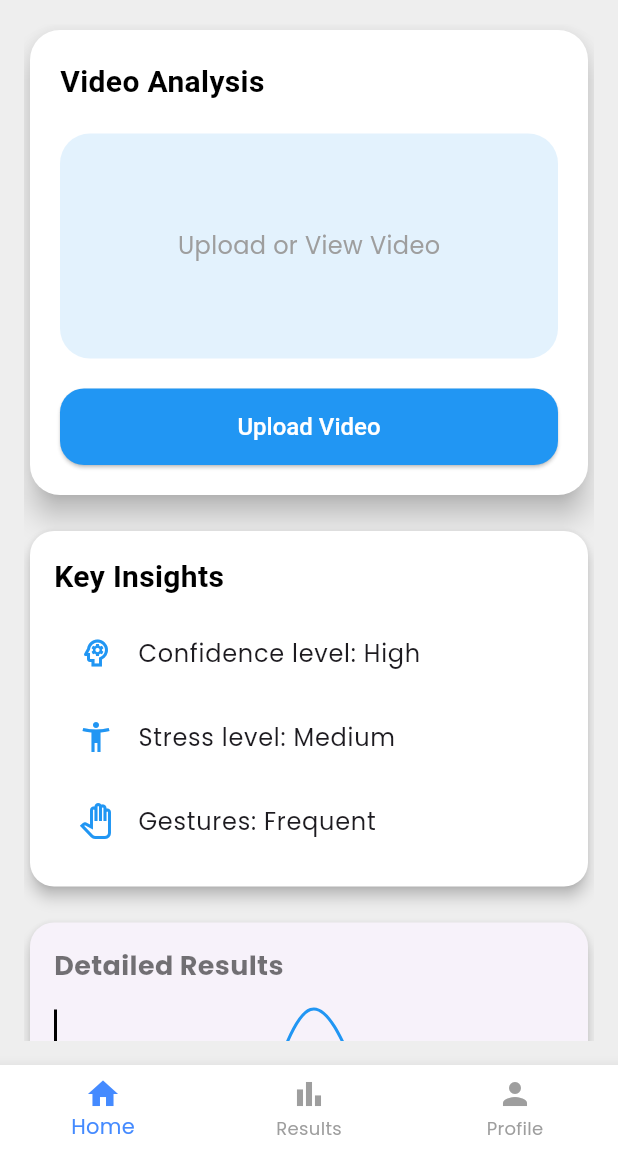
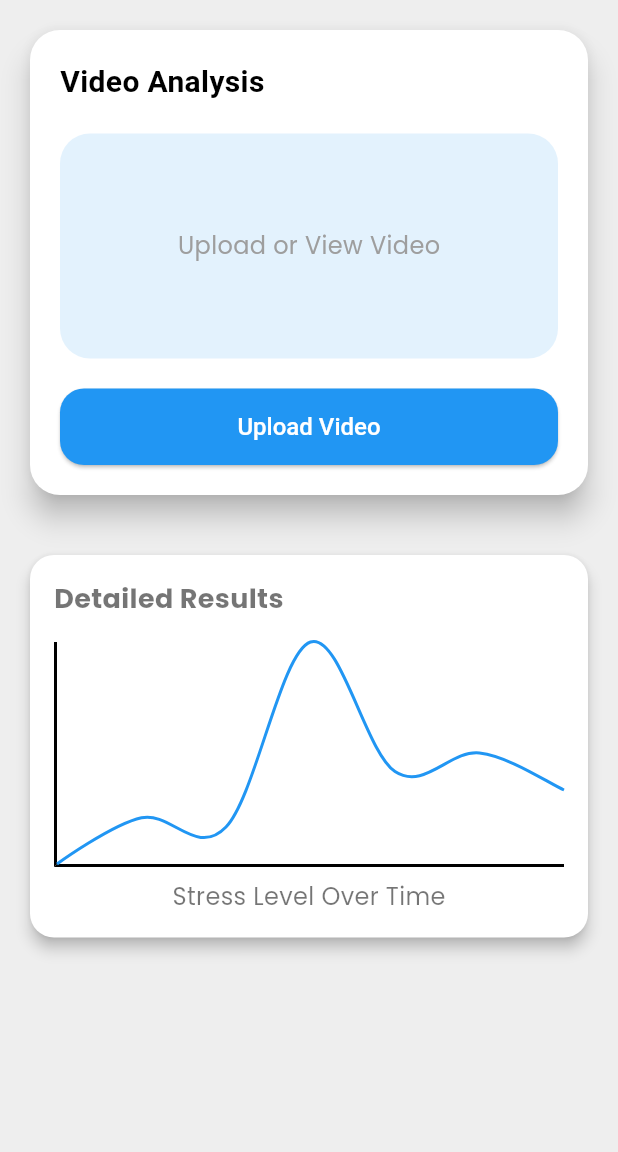
Before and after one commit to sevketugurel/Presentify, a Flutter app: the screen it shows after launch, on a phone screen of 412 x 824 dp, the part 84-1236 px from its top. Run offline on Flutter 3.47's test engine with Material 3 defaults, Android fonts, the phone set to English and light mode, and no system bars; drawn by our look-alikes of fl_chart; our stand-ins replace firebase_core, firebase_storage, google_fonts, image_picker; missing offline and left inert: firebase_app_check; accounts and stored records are empty.

Commit message:
several improvements have been made.

```diff
--- a/lib/main.dart
+++ b/lib/main.dart
@@ -1,3 +1,4 @@
+import 'package:firebase_app_check/firebase_app_check.dart';
 import 'package:firebase_core/firebase_core.dart';
 import 'package:flutter/material.dart';
 import 'package:google_fonts/google_fonts.dart';
@@ -5,9 +6,24 @@ import 'screens/home_screen.dart';
 
 void main() async {
   WidgetsFlutterBinding.ensureInitialized();
+
+  // Load environment variables
+ // await dotenv.load(fileName: ".env");
+
+  // Initialize Firebase
   await Firebase.initializeApp();
-  runApp(MyApp());
+
+  // Activate Firebase App Check
+  await FirebaseAppCheck.instance.activate(
+    androidProvider: AndroidProvider.playIntegrity,
+    appleProvider: AppleProvider.deviceCheck,
+    // Uncomment below if developing for web
+    // webProvider: WebProvider.reCaptchaV3,
+  );
+
+  runApp(const MyApp());
 }
+
 class MyApp extends StatelessWidget {
   const MyApp({Key? key}) : super(key: key);
 
--- a/lib/screens/home_screen.dart
+++ b/lib/screens/home_screen.dart
@@ -1,34 +1,47 @@
 import 'package:flutter/material.dart';
+import 'package:myapp/widgets/detailed_results_card.dart';
+import '../widgets/key_insights_card.dart';
 import '../widgets/video_analysis_card.dart';
-import '../widgets/key_insights_card.dart';
-import '../widgets/detailed_results_card.dart';
-import '../widgets/bottom_nav_bar.dart';
 
-class HomeScreen extends StatelessWidget {
+
+class HomeScreen extends StatefulWidget {
   const HomeScreen({Key? key}) : super(key: key);
+
+  @override
+  _HomeScreenState createState() => _HomeScreenState();
+}
+
+class _HomeScreenState extends State<HomeScreen> {
+  String? _analysisText;
+
+  // Callback function to set the analysis result
+  void _onAnalysisComplete(String analysisResult) {
+    setState(() {
+      _analysisText = analysisResult;
+    });
+  }
 
   @override
   Widget build(BuildContext context) {
     return Scaffold(
       appBar: AppBar(
         title: const Text('Body Language Analyzer'),
-
       ),
-      body: const Padding(
-        padding: EdgeInsets.all(16.0),
+      body: Padding(
+        padding: const EdgeInsets.all(16.0),
         child: SingleChildScrollView(
           child: Column(
             children: [
-              VideoAnalysisCard(),
-              SizedBox(height: 16),
-              KeyInsightsCard(),
-              SizedBox(height: 16),
+              VideoAnalysisCard(onAnalysisComplete: _onAnalysisComplete),
+              const SizedBox(height: 16),
+              if (_analysisText != null)
+                KeyInsightCard(text: _analysisText!), // Conditionally display KeyInsightCard
+              const SizedBox(height: 16),
               DetailedResultsCard(),
             ],
           ),
         ),
       ),
-      bottomNavigationBar: const BottomNavBar(),
     );
   }
 }
--- a/lib/widgets/detailed_results_card.dart
+++ b/lib/widgets/detailed_results_card.dart
@@ -7,6 +7,7 @@ class DetailedResultsCard extends StatelessWidget {
   @override
   Widget build(BuildContext context) {
     return Card(
+      color: Colors.white,
       shape: RoundedRectangleBorder(
         borderRadius: BorderRadius.circular(16.0),
       ),
```
